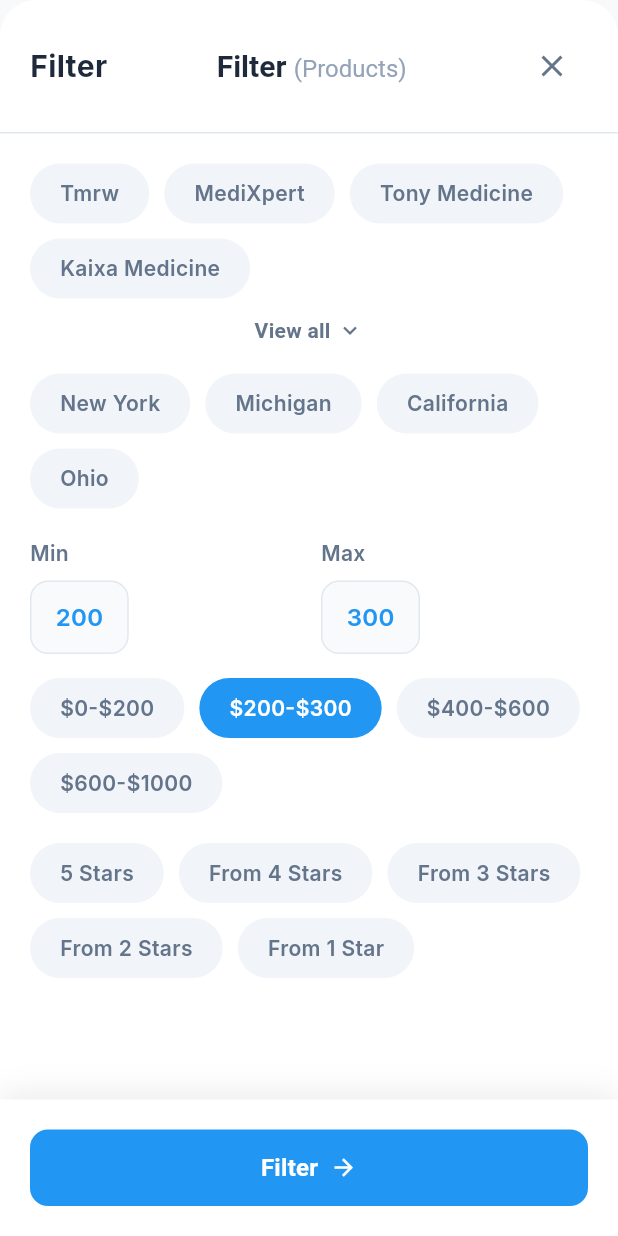
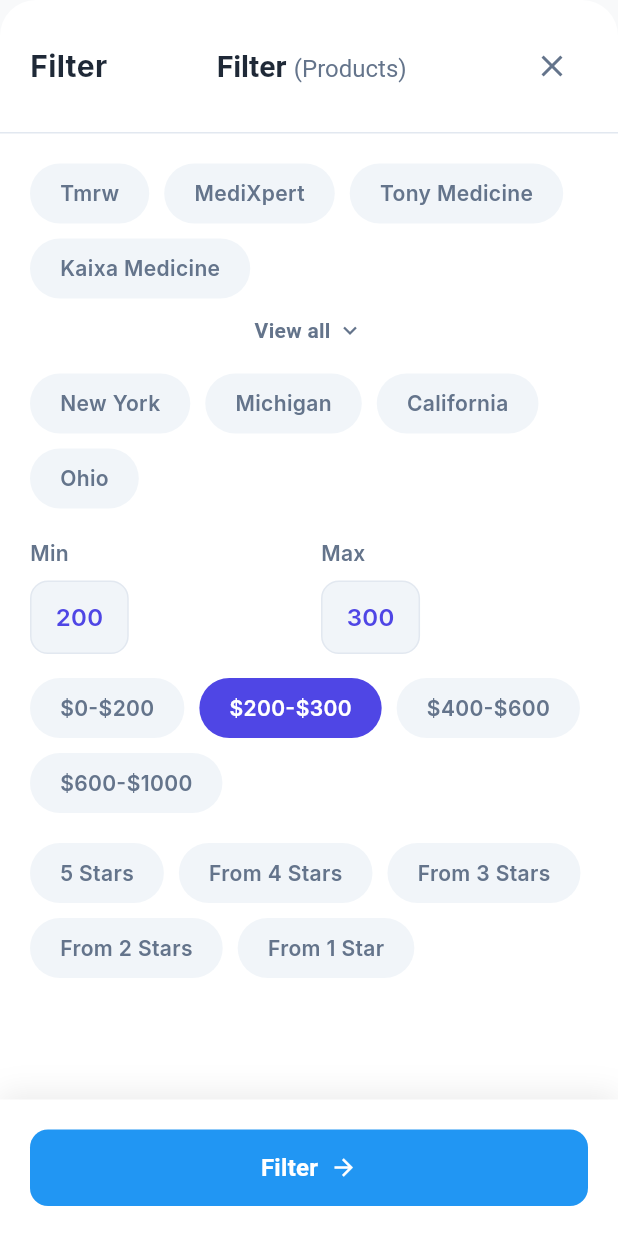
Before and after one commit to Digigit24/HMS-Customer, a Flutter app: the FilterBottomSheet widget shown alone on an empty page, opened directly, on a phone screen of 412 x 824 dp. Run offline on Flutter 3.47's test engine with Material 3 defaults, Android fonts, the phone set to English and light mode, and no system bars; our stand-ins replace animate_do, dio, flutter_secure_storage, fluttertoast, get, google_fonts and 1 more; missing offline and left inert: razorpay_flutter; accounts and stored records are empty; network calls fail.

Commit message:
fix: Resolve UI issues in home and pharmacy sections
1. Make customer greeting dynamic in home header (currently shows "Guest", ready for profile integration)
2. Update filter dialog to follow theme colors from settings instead of hardcoded values
3. Fix product card overlapping by reducing font sizes, padding, and button heights for better layout

```diff
--- a/lib/features/pharmacy/presentation/widgets/filter_bottom_sheet.dart
+++ b/lib/features/pharmacy/presentation/widgets/filter_bottom_sheet.dart
@@ -48,10 +48,13 @@ class _FilterBottomSheetState extends State<FilterBottomSheet> {
 
   @override
   Widget build(BuildContext context) {
+    final theme = Theme.of(context);
+    final isDark = theme.brightness == Brightness.dark;
+
     return Container(
-      decoration: const BoxDecoration(
-        color: Colors.white,
-        borderRadius: BorderRadius.vertical(top: Radius.circular(24)),
+      decoration: BoxDecoration(
+        color: theme.cardColor,
+        borderRadius: const BorderRadius.vertical(top: Radius.circular(24)),
       ),
       child: SafeArea(
         child: Column(
@@ -59,29 +62,29 @@ class _FilterBottomSheetState extends State<FilterBottomSheet> {
           children: [
             Container(
               padding: const EdgeInsets.all(20),
-              decoration: const BoxDecoration(
+              decoration: BoxDecoration(
                 border: Border(
-                  bottom: BorderSide(color: Color(0xFFE2E8F0)),
+                  bottom: BorderSide(color: theme.dividerColor),
                 ),
               ),
               child: Row(
                 mainAxisAlignment: MainAxisAlignment.spaceBetween,
                 children: [
-                  const Text(
+                  Text(
                     'Filter',
                     style: TextStyle(
                       fontSize: 20,
                       fontWeight: FontWeight.w700,
-                      color: Color(0xFF1E293B),
+                      color: theme.colorScheme.onSurface,
                     ),
                   ),
                   RichText(
-                    text: const TextSpan(
+                    text: TextSpan(
                       text: 'Filter ',
                       style: TextStyle(
                         fontSize: 20,
                         fontWeight: FontWeight.w700,
-                        color: Color(0xFF1E293B),
+                        color: theme.colorScheme.onSurface,
                       ),
                       children: [
                         TextSpan(
@@ -89,7 +92,7 @@ class _FilterBottomSheetState extends State<FilterBottomSheet> {
                           style: TextStyle(
                             fontSize: 16,
                             fontWeight: FontWeight.w400,
-                            color: Color(0xFF94A3B8),
+                            color: theme.colorScheme.onSurfaceVariant,
                           ),
                         ),
                       ],
@@ -98,7 +101,7 @@ class _FilterBottomSheetState extends State<FilterBottomSheet> {
                   IconButton(
                     onPressed: () => Navigator.pop(context),
                     icon: const Icon(Icons.close),
-                    color: const Color(0xFF64748B),
+                    color: theme.colorScheme.onSurfaceVariant,
                     padding: EdgeInsets.zero,
                     constraints: const BoxConstraints(),
                   ),
@@ -111,13 +114,13 @@ class _FilterBottomSheetState extends State<FilterBottomSheet> {
                 child: Column(
                   crossAxisAlignment: CrossAxisAlignment.start,
                   children: [
-                    _buildSection('Brand', brands, selectedBrand, (value) {
+                    _buildSection(theme, 'Brand', brands, selectedBrand, (value) {
                       setState(() {
                         selectedBrand = value == selectedBrand ? null : value;
                       });
                     }),
                     const SizedBox(height: 20),
-                    _buildSection('Location', locations, selectedLocation,
+                    _buildSection(theme, 'Location', locations, selectedLocation,
                         (value) {
                       setState(() {
                         selectedLocation =
@@ -125,9 +128,9 @@ class _FilterBottomSheetState extends State<FilterBottomSheet> {
                       });
                     }),
                     const SizedBox(height: 20),
-                    _buildPriceSection(),
+                    _buildPriceSection(theme),
                     const SizedBox(height: 20),
-                    _buildRatingSection(),
+                    _buildRatingSection(theme),
                     const SizedBox(height: 32),
                   ],
                 ),
@@ -136,7 +139,7 @@ class _FilterBottomSheetState extends State<FilterBottomSheet> {
             Container(
               padding: const EdgeInsets.all(20),
               decoration: BoxDecoration(
-                color: Colors.white,
+                color: theme.cardColor,
                 boxShadow: [
                   BoxShadow(
                     color: Colors.black.withOpacity(0.08),
@@ -190,6 +193,7 @@ class _FilterBottomSheetState extends State<FilterBottomSheet> {
   }
 
   Widget _buildSection(
+    ThemeData theme,
     String title,
     List<String> items,
     String? selected,
@@ -209,8 +213,8 @@ class _FilterBottomSheetState extends State<FilterBottomSheet> {
                 padding: const EdgeInsets.symmetric(horizontal: 20, vertical: 10),
                 decoration: BoxDecoration(
                   color: isSelected
-                      ? AppColors.primary
-                      : const Color(0xFFF1F5F9),
+                      ? theme.colorScheme.primary
+                      : theme.colorScheme.surfaceContainerHighest,
                   borderRadius: BorderRadius.circular(20),
                 ),
                 child: Text(
@@ -218,8 +222,9 @@ class _FilterBottomSheetState extends State<FilterBottomSheet> {
                   style: TextStyle(
                     fontSize: 14,
                     fontWeight: FontWeight.w600,
-                    color:
-                        isSelected ? Colors.white : const Color(0xFF64748B),
+                    color: isSelected
+                        ? theme.colorScheme.onPrimary
+                        : theme.colorScheme.onSurfaceVariant,
                   ),
                 ),
               ),
@@ -239,19 +244,19 @@ class _FilterBottomSheetState extends State<FilterBottomSheet> {
                 ),
                 child: Row(
                   mainAxisSize: MainAxisSize.min,
-                  children: const [
+                  children: [
                     Text(
                       'View all',
                       style: TextStyle(
-                        color: Color(0xFF64748B),
+                        color: theme.colorScheme.onSurfaceVariant,
                         fontWeight: FontWeight.w600,
                         fontSize: 14,
                       ),
                     ),
-                    SizedBox(width: 4),
+                    const SizedBox(width: 4),
                     Icon(
                       Icons.keyboard_arrow_down,
-                      color: Color(0xFF64748B),
+                      color: theme.colorScheme.onSurfaceVariant,
                       size: 18,
                     ),
                   ],
@@ -263,7 +268,7 @@ class _FilterBottomSheetState extends State<FilterBottomSheet> {
     );
   }
 
-  Widget _buildPriceSection() {
+  Widget _buildPriceSection(ThemeData theme) {
     return Column(
       crossAxisAlignment: CrossAxisAlignment.start,
       children: [
@@ -273,12 +278,12 @@ class _FilterBottomSheetState extends State<FilterBottomSheet> {
               child: Column(
                 crossAxisAlignment: CrossAxisAlignment.start,
                 children: [
-                  const Text(
+                  Text(
                     'Min',
                     style: TextStyle(
                       fontSize: 14,
                       fontWeight: FontWeight.w600,
-                      color: Color(0xFF64748B),
+                      color: theme.colorScheme.onSurfaceVariant,
                     ),
                   ),
                   const SizedBox(height: 8),
@@ -286,16 +291,16 @@ class _FilterBottomSheetState extends State<FilterBottomSheet> {
                     padding: const EdgeInsets.symmetric(
                         horizontal: 16, vertical: 12),
                     decoration: BoxDecoration(
-                      color: const Color(0xFFF8FAFC),
+                      color: theme.colorScheme.surfaceContainerHighest,
                       borderRadius: BorderRadius.circular(12),
-                      border: Border.all(color: const Color(0xFFE2E8F0)),
+                      border: Border.all(color: theme.dividerColor),
                     ),
                     child: Text(
                       minPrice.toInt().toString(),
-                      style: const TextStyle(
+                      style: TextStyle(
                         fontSize: 16,
                         fontWeight: FontWeight.w600,
-                        color: AppColors.primary,
+                        color: theme.colorScheme.primary,
                       ),
                     ),
                   ),
@@ -307,12 +312,12 @@ class _FilterBottomSheetState extends State<FilterBottomSheet> {
               child: Column(
                 crossAxisAlignment: CrossAxisAlignment.start,
                 children: [
-                  const Text(
+                  Text(
                     'Max',
                     style: TextStyle(
                       fontSize: 14,
                       fontWeight: FontWeight.w600,
-                      color: Color(0xFF64748B),
+                      color: theme.colorScheme.onSurfaceVariant,
                     ),
                   ),
                   const SizedBox(height: 8),
@@ -320,16 +325,16 @@ class _FilterBottomSheetState extends State<FilterBottomSheet> {
                     padding: const EdgeInsets.symmetric(
                         horizontal: 16, vertical: 12),
                     decoration: BoxDecoration(
-                      color: const Color(0xFFF8FAFC),
+                      color: theme.colorScheme.surfaceContainerHighest,
                       borderRadius: BorderRadius.circular(12),
-                      border: Border.all(color: const Color(0xFFE2E8F0)),
+                      border: Border.all(color: theme.dividerColor),
                     ),
                     child: Text(
                       maxPrice.toInt().toString(),
-                      style: const TextStyle(
+                      style: TextStyle(
                         fontSize: 16,
                         fontWeight: FontWeight.w600,
-                        color: AppColors.primary,
+                        color: theme.colorScheme.primary,
                       ),
                     ),
                   ),
@@ -366,8 +371,8 @@ class _FilterBottomSheetState extends State<FilterBottomSheet> {
                 padding: const EdgeInsets.symmetric(horizontal: 20, vertical: 10),
                 decoration: BoxDecoration(
                   color: isSelected
-                      ? AppColors.primary
-                      : const Color(0xFFF1F5F9),
+                      ? theme.colorScheme.primary
+                      : theme.colorScheme.surfaceContainerHighest,
                   borderRadius: BorderRadius.circular(20),
                 ),
                 child: Text(
@@ -375,8 +380,9 @@ class _FilterBottomSheetState extends State<FilterBottomSheet> {
                   style: TextStyle(
                     fontSize: 14,
                     fontWeight: FontWeight.w600,
-                    color:
-                        isSelected ? Colors.white : const Color(0xFF64748B),
+                    color: isSelected
+                        ? theme.colorScheme.onPrimary
+                        : theme.colorScheme.onSurfaceVariant,
                   ),
                 ),
               ),
@@ -387,7 +393,7 @@ class _FilterBottomSheetState extends State<FilterBottomSheet> {
     );
   }
 
-  Widget _buildRatingSection() {
+  Widget _buildRatingSection(ThemeData theme) {
     return Column(
       crossAxisAlignment: CrossAxisAlignment.start,
       children: [
@@ -406,8 +412,8 @@ class _FilterBottomSheetState extends State<FilterBottomSheet> {
                 padding: const EdgeInsets.symmetric(horizontal: 20, vertical: 10),
                 decoration: BoxDecoration(
                   color: isSelected
-                      ? AppColors.primary
-                      : const Color(0xFFF1F5F9),
+                      ? theme.colorScheme.primary
+                      : theme.colorScheme.surfaceContainerHighest,
                   borderRadius: BorderRadius.circular(20),
                 ),
                 child: Text(
@@ -415,8 +421,9 @@ class _FilterBottomSheetState extends State<FilterBottomSheet> {
                   style: TextStyle(
                     fontSize: 14,
                     fontWeight: FontWeight.w600,
-                    color:
-                        isSelected ? Colors.white : const Color(0xFF64748B),
+                    color: isSelected
+                        ? theme.colorScheme.onPrimary
+                        : theme.colorScheme.onSurfaceVariant,
                   ),
                 ),
               ),
```
Also changed, not shown: lib/features/dashboard/presentation/pages/home_tab.dart (+6 -1 lines), lib/features/dashboard/presentation/pages/pharmacy_tab.dart (+36 -29 lines).
